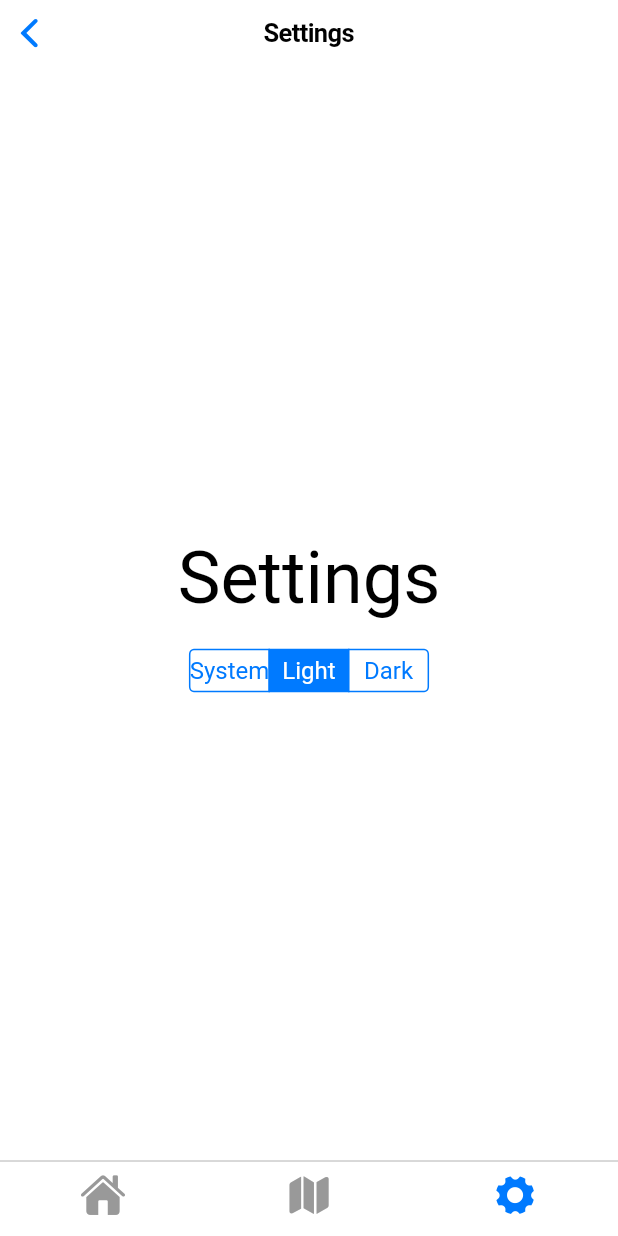
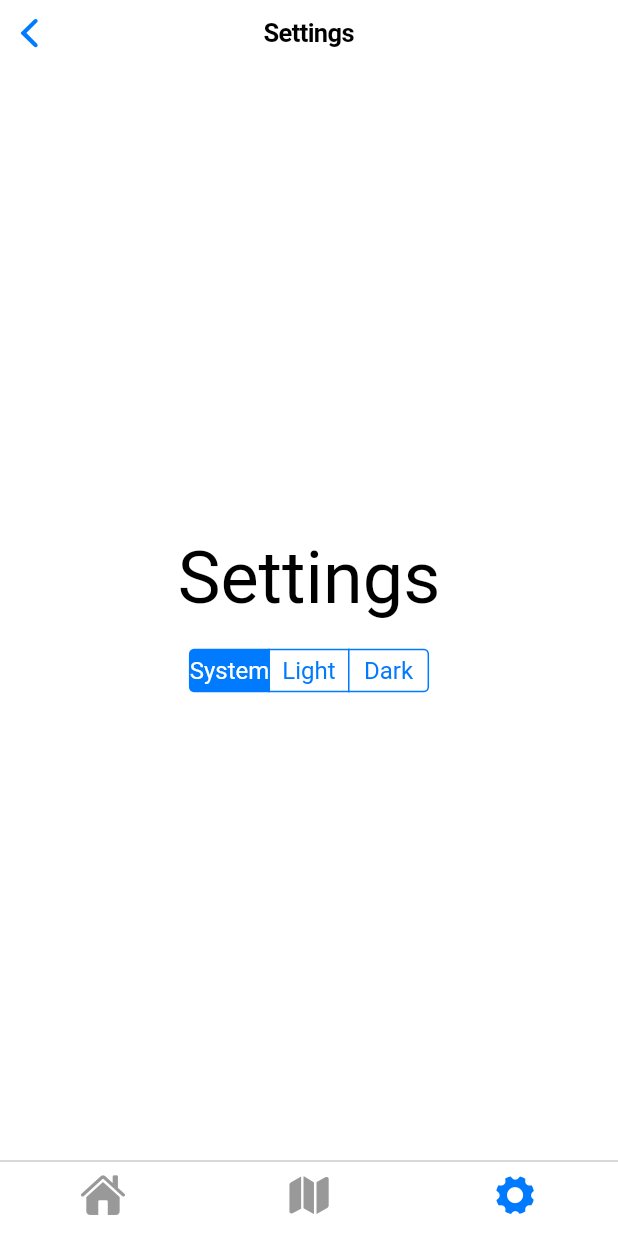
Before and after one commit to Solirix/OpenRooms-Application, a Flutter app: the CupertinoTabBarBottom screen opened by its route, item 3 of the bottom bar chosen, after a tap on "System", on a phone screen of 412 x 824 dp. Run offline on Flutter 3.47's test engine with Material 3 defaults, Android fonts, the phone set to English and light mode, and no system bars; our stand-ins replace shared_preferences; accounts and stored records are empty.

Commit message:
Fixed issue with System button not working correctly!

```diff
--- a/lib/settings.dart
+++ b/lib/settings.dart
@@ -70,15 +70,17 @@ class SettingsPage extends StatelessWidget {
   }
 
   // Method to determine the selected index based on the current theme mode
-  int _getGroupValue(BuildContext context) {
-    final isDarkMode = Provider.of<ThemeProvider>(context).isDarkMode;
+int _getGroupValue(BuildContext context) {
+  final themeMode = Provider.of<ThemeProvider>(context).getThemeMode();
 
-    // If in Dark mode, return 2 (Dark mode index), else, use platformBrightness to determine Light (1) or System (0)
-    if (isDarkMode) {
+  // Return the corresponding index based on the current theme mode
+  switch (themeMode) {
+    case ThemeMode.system:
+      return 0; // System mode index
+    case ThemeMode.light:
+      return 1; // Light mode index
+    case ThemeMode.dark:
       return 2; // Dark mode index
-    } else {
-      return MediaQuery.of(context).platformBrightness == Brightness.light ? 1 : 0;
-      // Use 1 for light mode if the platformBrightness is light, otherwise, use 0 for system mode
-    }
   }
 }
+}
--- a/lib/themeProvider.dart
+++ b/lib/themeProvider.dart
@@ -6,6 +6,10 @@ import 'package:shared_preferences/shared_preferences.dart';
 class ThemeProvider extends ChangeNotifier {
   // Flag to track whether the app is in dark mode or not.
   bool _isDarkMode = false;
+  ThemeMode _currentThemeMode = ThemeMode.system;
+  ThemeMode getThemeMode() {
+    return _currentThemeMode;
+  }
 
   // Getter to check if the app is currently in dark mode.
   bool get isDarkMode => _isDarkMode;
@@ -15,13 +19,16 @@ class ThemeProvider extends ChangeNotifier {
     switch (mode) {
       case ThemeMode.light:
         _isDarkMode = false; // Set to light mode.
+        _currentThemeMode = ThemeMode.light;
         break;
       case ThemeMode.dark:
         _isDarkMode = true; // Set to dark mode.
+        _currentThemeMode = ThemeMode.dark;
         break;
       case ThemeMode.system:
         // Introduce a new method to handle the system default theme
         _isDarkMode = _getSystemBrightness() == Brightness.dark;
+        _currentThemeMode = ThemeMode.system;
         break;
       default:
         break;
@@ -107,4 +114,5 @@ Future<ThemeMode> getSavedTheme() async {
     return ThemeMode.system; // If no saved index, return system default as the default theme
   }
 }
+
 }
```
